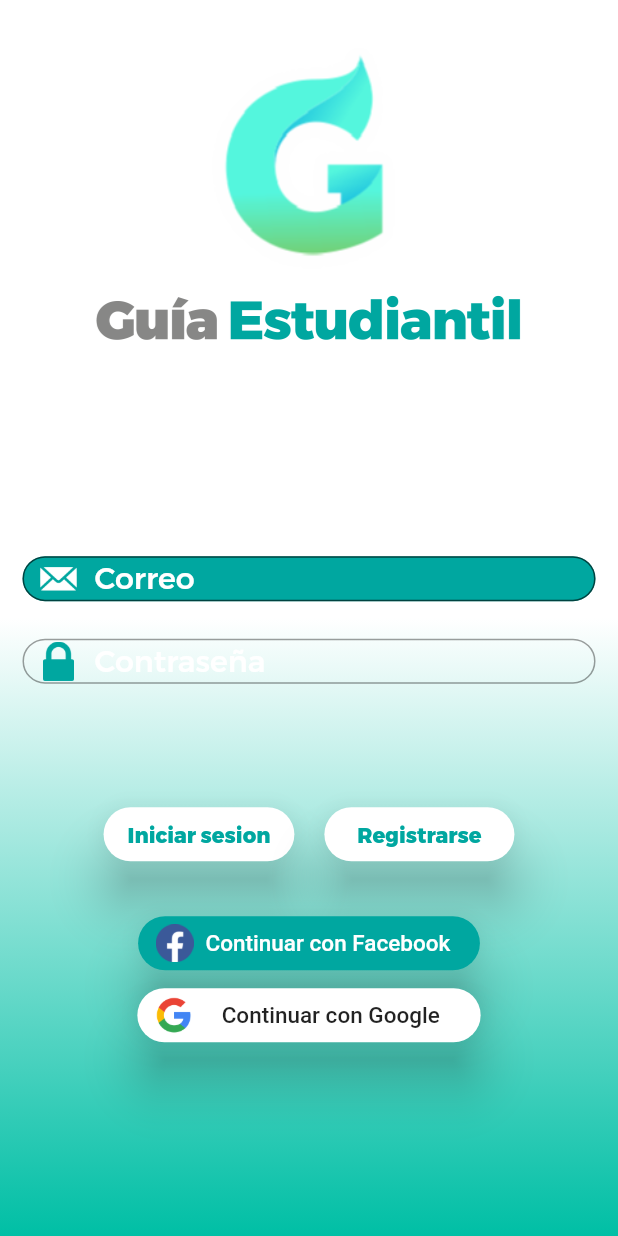
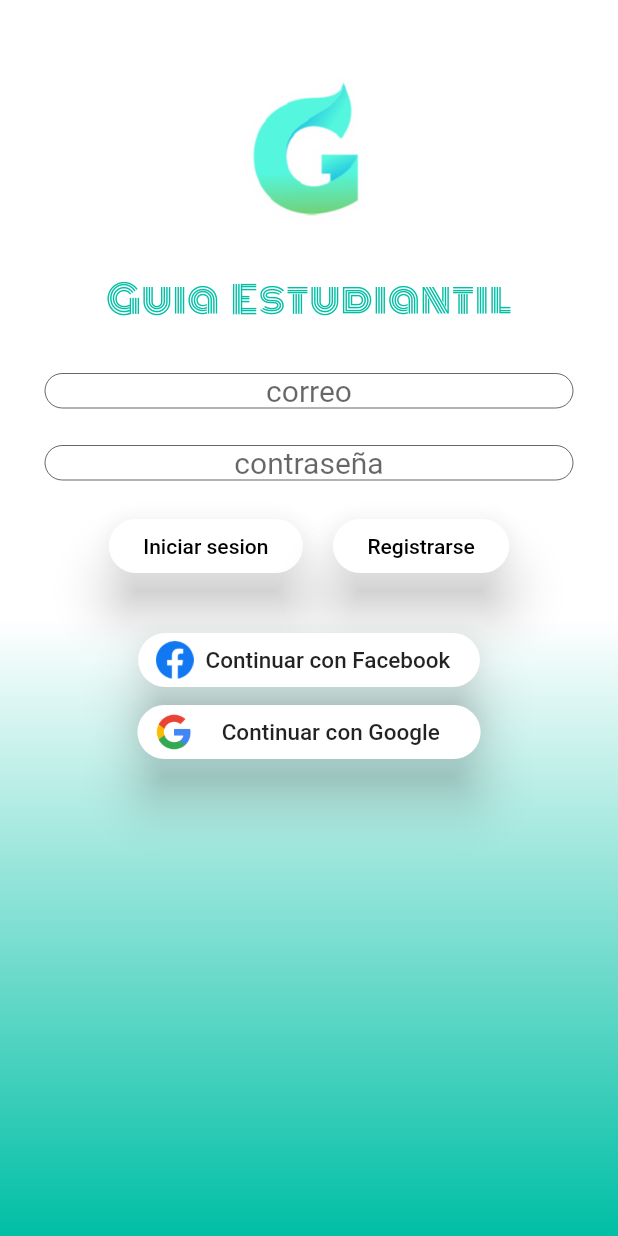
Before and after one commit to jakir305/Guianueva, a Flutter app: the screen it shows after launch, on a phone screen of 412 x 824 dp. Run offline on Flutter 3.47's test engine with Material 2 defaults, Android fonts, the phone set to English and light mode, and no system bars; our stand-ins replace cloud_firestore, eva_icons_flutter, firebase_auth, firebase_core, firebase_database, firebase_messaging and 4 more; missing offline and left inert: flutter_facebook_login; accounts and stored records are empty.

Commit message:
the last

```diff
--- a/lib/main.dart
+++ b/lib/main.dart
@@ -1,3 +1,4 @@
+import 'package:firebase_core/firebase_core.dart';
 import 'package:guiae/services/auth.dart';
 import 'package:flutter/material.dart';
 import 'package:guiae/src/providers/carreras_info.dart';
@@ -10,22 +11,22 @@
 import 'package:guiae/models/user.dart';
 import 'package:guiae/src/providers/push_notificans_provider.dart';
 
-void main() async{
+void main() async {
+  WidgetsFlutterBinding.ensureInitialized();
+  await Firebase.initializeApp();
+
   runApp(MyApp());
   final prefs = new PreferenciasUsuario();
   await prefs.initPrefs();
-
-  }
+}
 
 class MyApp extends StatefulWidget {
-
   // This widget is the root of your application.
   @override
   _MyAppState createState() => _MyAppState();
 }
 
 class _MyAppState extends State<MyApp> {
-
   @override
   void initState() {
     super.initState();
@@ -36,17 +37,16 @@
 
   @override
   Widget build(BuildContext context) {
-    return StreamProvider<User>.value(
+    return StreamProvider<LocalUser>.value(
       value: AuthService().user,
       child: MultiProvider(
         providers: [
-          ChangeNotifierProvider(create:(context) => UniversidadInfo()),
-          ChangeNotifierProvider(create:(context) => CarreraInfo()),
-          ChangeNotifierProvider(create:(context) => DetallesInfo()),
-          ChangeNotifierProvider(create:(context) => ColectivosInfo()),
-      ],
-          child: MaterialApp(
-
+          ChangeNotifierProvider(create: (context) => UniversidadInfo()),
+          ChangeNotifierProvider(create: (context) => CarreraInfo()),
+          ChangeNotifierProvider(create: (context) => DetallesInfo()),
+          ChangeNotifierProvider(create: (context) => ColectivosInfo()),
+        ],
+        child: MaterialApp(
           debugShowCheckedModeBanner: false,
           initialRoute: '/',
           routes: getApplicationRoutes(),
--- a/lib/models/user.dart
+++ b/lib/models/user.dart
@@ -1,5 +1,5 @@
-class User {
+class LocalUser {
   final String uid;
 
-  User({this.uid});
+  LocalUser({this.uid});
 }
--- a/lib/screens/authenticate/sign_in.dart
+++ b/lib/screens/authenticate/sign_in.dart
@@ -1,6 +1,5 @@
 import 'package:guiae/services/auth.dart';
 import 'package:flutter/material.dart';
-
 import 'package:guiae/src/Utils/text_style.dart';
 
 class SignIn extends StatefulWidget {
@@ -24,9 +23,6 @@
   String password = '';
 
   Widget build(BuildContext context) {
-    final Color color = Color.fromRGBO(0, 167, 160, 1);
-
-    final _screenSize = MediaQuery.of(context).size;
     return Scaffold(
       body: Container(
         height: double.infinity,
@@ -40,72 +36,60 @@
           child: SingleChildScrollView(
             child: Column(
               children: <Widget>[
-                _imagen(context),
+                SizedBox(
+                  height: 50.0,
+                ),
                 Container(
-                  alignment: Alignment.topCenter,
-                  height: _screenSize.height * 0.2,
-                  padding: EdgeInsets.symmetric(horizontal: 15.0),
+                  child: Image.asset('Asset/Logo1.png'),
+                  height: 100,
+                  width: 100,
+                ),
+                Container(
+                  padding:
+                      EdgeInsets.symmetric(horizontal: 5.0, vertical: 20.0),
+                  margin: EdgeInsets.all(10.0),
+                  child: Text('Guia  Estudiantil', style: styleGuia),
+                ),
+                Container(
+                  padding: EdgeInsets.symmetric(horizontal: 30.0),
                   child: Column(
                     children: <Widget>[
-                      Container(
-                        height: 30,
-                        child: TextFormField(
-                          textAlign: TextAlign.left,
+                      TextFormField(
+                        textAlign: TextAlign.center,
                         keyboardType: TextInputType.emailAddress,
                         style: TextStyle(
-                            color: Colors.white,
                           fontSize: 20.0,
                         ),
                         maxLines: 1,
-                          decoration: InputDecoration(
+                        decoration: InputDecoration.collapsed(
+                            fillColor: Colors.white,
                             filled: true,
-                              contentPadding: EdgeInsets.all(1),
-                              prefixIcon: Image.asset(
-                                'Asset/ICONOS INICIO-06.png',
-                                scale: 9,
-                              ),
-                              fillColor: color,
                             border: OutlineInputBorder(
                                 borderSide: BorderSide(
                                   style: BorderStyle.solid,
-                                  color: color,
+                                  color: Colors.black,
                                 ),
-                                borderRadius: BorderRadius.circular(50),
-                              ),
-                              hintText: 'Correo',
-                              hintStyle: styleMedium),
+                                borderRadius: BorderRadius.circular(20)),
+                            hintText: 'correo'),
                         validator: (val) =>
                             val.isEmpty ? 'Ingrese Email valido' : null,
                         onChanged: (val) {
                           setState(() => email = val);
                         },
                       ),
-                      ),
                       SizedBox(height: 25.0),
-                      Container(
-                        height: 30,
-                        child: TextFormField(
-                          textAlign: TextAlign.left,
+                      TextFormField(
+                        textAlign: TextAlign.center,
                         style: TextStyle(
-                            color: color,
                           fontSize: 20.0,
                         ),
                         maxLines: 1,
-                          decoration: InputDecoration(
-                              contentPadding: EdgeInsets.all(1),
-                              prefixIcon: Image.asset(
-                                'Asset/ICONOS INICIO-05.png',
-                                scale: 9,
-                                color: color,
-                              ),
+                        decoration: InputDecoration.collapsed(
+                            fillColor: Colors.white,
+                            filled: true,
                             border: OutlineInputBorder(
-                                  borderSide: BorderSide(
-                                    style: BorderStyle.solid,
-                                    color: color,
-                                  ),
-                                  borderRadius: BorderRadius.circular(30)),
-                              hintText: 'Contraseña',
-                              hintStyle: styleMedium),
+                                borderRadius: BorderRadius.circular(20)),
+                            hintText: 'contraseña'),
                         obscureText: true,
                         validator: (val) => val.length < 6
                             ? 'Contraseña menor a 6 caracteres'
@@ -114,13 +98,11 @@
                           setState(() => password = val);
                         },
                       ),
-                      ),
                     ],
                   ),
                 ),
-                Container(
-                  height: _screenSize.height * 0.05,
-                  child: Row(
+                SizedBox(height: 20.0),
+                Row(
                   mainAxisAlignment: MainAxisAlignment.center,
                   children: <Widget>[
                     RaisedButton(
@@ -130,12 +112,13 @@
                         elevation: 15.0,
                         color: Colors.white,
                         child: Text(
-                            'Iniciar sesion',
-                            style: styleExtra,
+                          '  Iniciar sesion  ',
+                          style: TextStyle(color: Colors.black),
                         ),
                         onPressed: () async {
                           if (_formKey.currentState.validate()) {
                             print(nombre);
+
                             dynamic result =
                                 await _auth.signInWithEmailAndPassword(
                               email,
@@ -160,12 +143,11 @@
                       color: Colors.white,
                       child: Text(
                         '  Registrarse  ',
-                          style: styleExtra,
+                        style: TextStyle(color: Colors.black),
                       ),
                       onPressed: () => widget.toggleView(),
                     ),
                   ],
-                  ),
                 ),
                 SizedBox(height: 12.0),
                 Text(
@@ -177,14 +159,14 @@
                   shape: RoundedRectangleBorder(
                       borderRadius: BorderRadius.circular(20.0)),
                   elevation: 15.0,
-                  color: color,
+                  color: Colors.white,
                   icon: Container(
                       width: 25.0,
                       height: 25.0,
-                      child: Image.asset('Asset/ICONOS INICIO-01.png')),
+                      child: Image.asset('Asset/Facebook.png')),
                   label: Text(
                     'Continuar con Facebook ',
-                    style: TextStyle(fontSize: 15, color: Colors.white),
+                    style: TextStyle(fontSize: 15),
                   ),
                   onPressed: () async {
                     await _auth.loginWithFacebook();
@@ -215,34 +197,3 @@
     );
   }
 }
-
-Widget _imagen(BuildContext context) {
-  final _screenSize = MediaQuery.of(context).size;
-  return Container(
-    height: _screenSize.height * 0.45,
-    child: Column(
-      children: <Widget>[
-        SizedBox(
-          height: 30.0,
-        ),
-        Container(
-          child: Image.asset('Asset/Logo1.png'),
-          height: 150,
-          width: 150,
-        ),
-        Container(
-          margin: EdgeInsets.all(10.0),
-          child: Image.asset(
-            'Asset/ICONOS INICIO.png',
-            scale: 6,
-          ),
-        ),
-      ],
-    ),
-  );
-}
-
-// Widget _text(BuildContext context) {
-//   final _screenSize = MediaQuery.of(context).size;
-//   return Container();
-// }
--- a/lib/screens/home/wrapper.dart
+++ b/lib/screens/home/wrapper.dart
@@ -8,7 +8,7 @@
 class Wrapper extends StatelessWidget {
   @override
   Widget build(BuildContext context) {
-    final user = Provider.of<User>(context);
+    final user = Provider.of<LocalUser>(context);
     print(user);
 
     // return either the Home or Authenticate widget
--- a/lib/src/Utils/text_style.dart
+++ b/lib/src/Utils/text_style.dart
@@ -29,11 +29,3 @@
 final styleappbar = new TextStyle(
   color: Colors.black87,
 );
-
-final styleMedium = new TextStyle(
-  fontFamily: 'MMedium',
-  color: Colors.white,
-);
-
-final styleExtra =
-    new TextStyle(fontFamily: 'MExtra', color: Color.fromRGBO(0, 167, 160, 1));
--- a/lib/src/pages/facultades_page.dart
+++ b/lib/src/pages/facultades_page.dart
@@ -1,4 +1,4 @@
-/* import 'package:flutter/material.dart';
+import 'package:flutter/material.dart';
 import 'package:guiae/src/providers/carreras_info.dart';
 import 'package:guiae/src/providers/models.dart';
 import 'package:guiae/src/providers/provider.dart';
@@ -88,4 +88,3 @@
     );
   }
 }
- */
```
Also changed, not shown: lib/screens/home/home_page.dart (+0 -14 lines), lib/services/auth.dart (+24 -70 lines), lib/src/pages/clouduniversidades.dart (+2 -20 lines), lib/src/providers/provider.dart (+58 -16 lines), lib/src/providers/provider_json.dart (added, +19 -0 lines), lib/src/search/search_delegate.dart (+10 -42 lines), pubspec.yaml (+0 -40 lines), pubspec.lock. Lines whose indentation alone changed are shown as unchanged.
